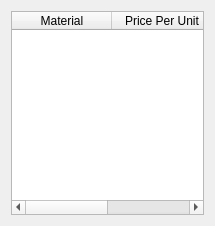
First picture: the form in main_program/gui_interface_designs/material_widget_design.ui, repository yimenhfeifei/josm-invoice, before the edit.
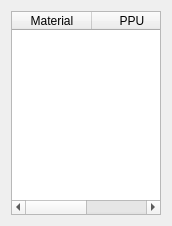
Second picture: the form after the edit.

Patch:
```diff
--- a/main_program/gui_interface_designs/material_widget_design.ui
+++ b/main_program/gui_interface_designs/material_widget_design.ui
@@ -6,7 +6,7 @@
    <rect>
     <x>0</x>
     <y>0</y>
-    <width>215</width>
+    <width>172</width>
     <height>226</height>
    </rect>
   </property>
@@ -22,9 +22,18 @@
        <verstretch>0</verstretch>
       </sizepolicy>
      </property>
+     <property name="maximumSize">
+      <size>
+       <width>400</width>
+       <height>400</height>
+      </size>
+     </property>
      <attribute name="horizontalHeaderCascadingSectionResizes">
       <bool>true</bool>
      </attribute>
+     <attribute name="horizontalHeaderDefaultSectionSize">
+      <number>80</number>
+     </attribute>
      <attribute name="horizontalHeaderStretchLastSection">
       <bool>true</bool>
      </attribute>
@@ -35,7 +44,7 @@
      </column>
      <column>
       <property name="text">
-       <string>Price Per Unit</string>
+       <string>PPU</string>
       </property>
      </column>
     </widget>
```
